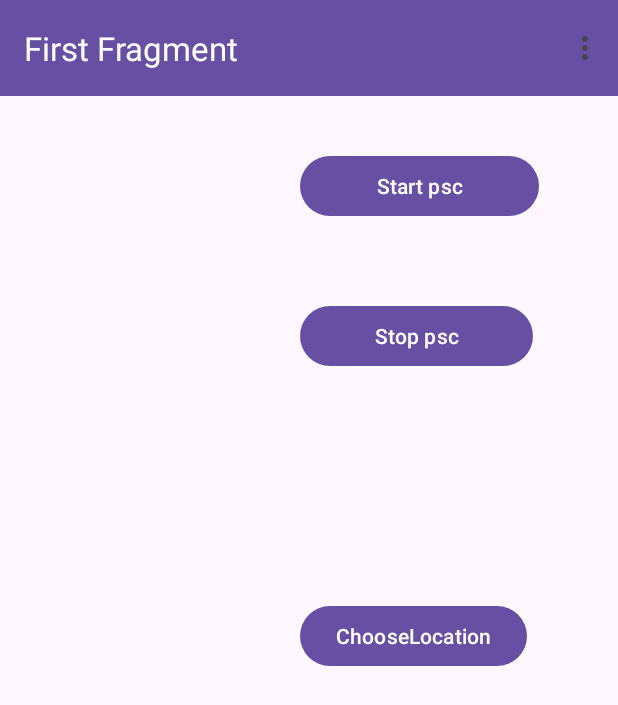
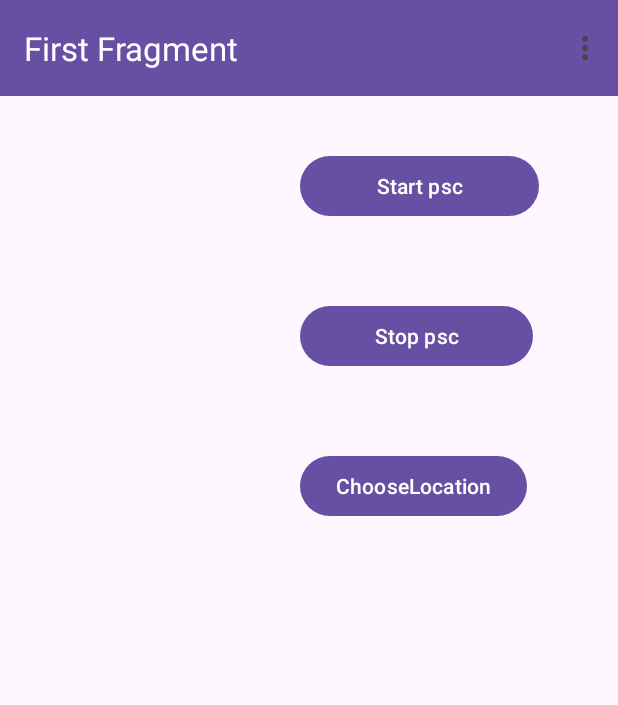
Before and after one commit to Sliner05/pscAndroid, an Android app: the screen it shows after launch (MainActivity), on a phone screen of 412 x 824 dp. Shown: the top 705 px of the screen. Run offline under Robolectric (Android 15) with nearby library versions, the phone set to English and light mode, and no system bars; our stand-ins replace navigation-ui.

Commit message:
anyway small change

```diff
--- a/app/src/main/res/layout/activity_main.xml
+++ b/app/src/main/res/layout/activity_main.xml
@@ -50,6 +50,6 @@
         android:insetLeft="0dp"
         android:text="ChooseLocation"
         android:translationX="200dp"
-        android:translationY="400dp" />
+        android:translationY="300dp" />
 
 </androidx.coordinatorlayout.widget.CoordinatorLayout>
```
